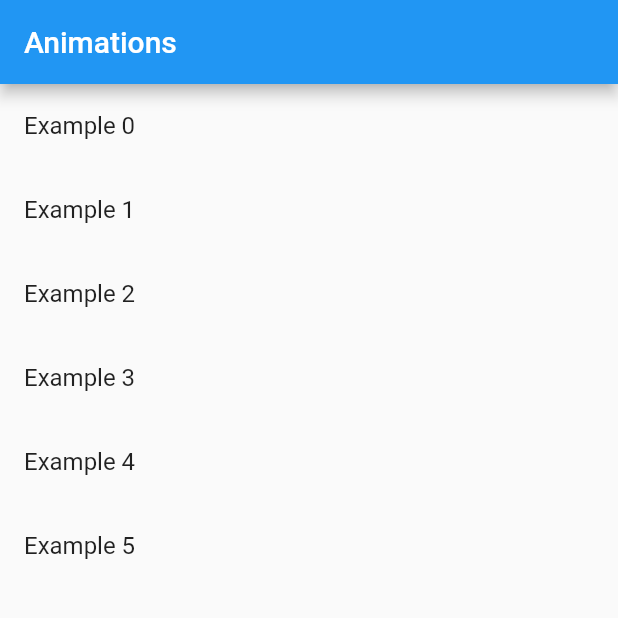
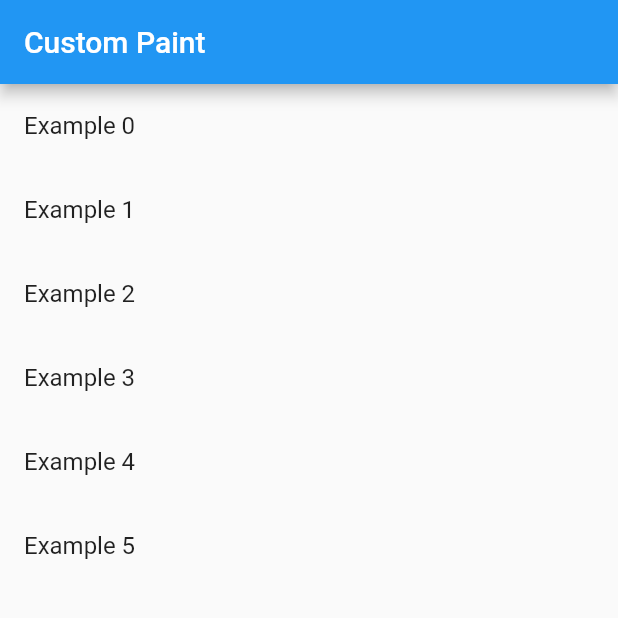
Before and after one commit to Abdusamad98/custom_paint_course, a Flutter app: the screen it shows after launch, on a phone screen of 412 x 824 dp, the top half of it. Run offline on Flutter 3.47's test engine with Material 2 defaults, Android fonts, the phone set to English and light mode, and no system bars.

Commit message:
add some changes

```diff
--- a/lib/screens/home_screen.dart
+++ b/lib/screens/home_screen.dart
@@ -28,7 +28,7 @@ class _HomeScreenState extends State<HomeScreen> {
   Widget build(BuildContext context) {
     return Scaffold(
       appBar: AppBar(
-        title: Text("Animations"),
+        title: const Text("Custom Paint"),
       ),
       body: SingleChildScrollView(
         child: Column(
```
